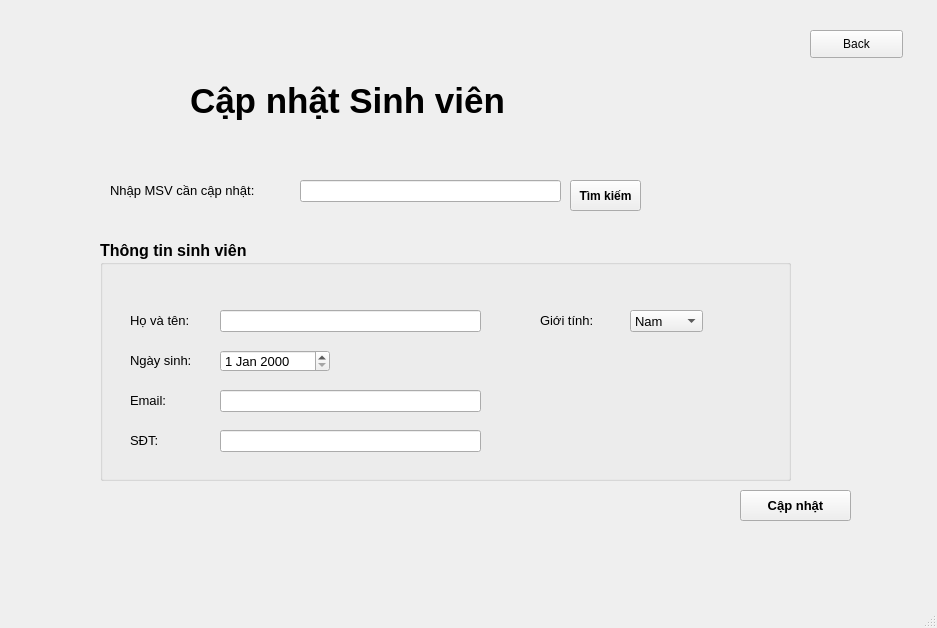
Old version of the form projectPy/CapNhatSV.ui in the repository Nhat2510/project-Python.
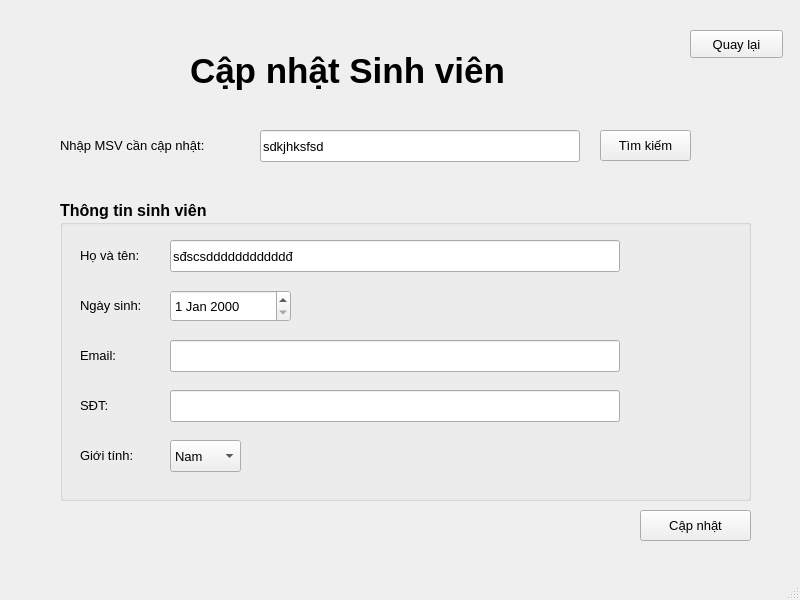
New version of the form.

What changed in the file:
```diff
--- a/projectPy/CapNhatSV.ui
+++ b/projectPy/CapNhatSV.ui
@@ -6,8 +6,8 @@
    <rect>
     <x>0</x>
     <y>0</y>
-    <width>937</width>
-    <height>628</height>
+    <width>800</width>
+    <height>600</height>
    </rect>
   </property>
   <property name="windowTitle">
@@ -17,10 +17,10 @@
    <widget class="QLabel" name="label_3">
     <property name="geometry">
      <rect>
-      <x>110</x>
-      <y>180</y>
+      <x>60</x>
+      <y>130</y>
       <width>191</width>
-      <height>21</height>
+      <height>31</height>
      </rect>
     </property>
     <property name="font">
@@ -35,8 +35,8 @@
    <widget class="QPushButton" name="btnUpdate">
     <property name="geometry">
      <rect>
-      <x>740</x>
-      <y>490</y>
+      <x>640</x>
+      <y>510</y>
       <width>111</width>
       <height>31</height>
      </rect>
@@ -44,8 +44,8 @@
     <property name="font">
      <font>
       <pointsize>10</pointsize>
-      <weight>75</weight>
-      <bold>true</bold>
+      <weight>50</weight>
+      <bold>false</bold>
      </font>
     </property>
     <property name="text">
@@ -56,7 +56,7 @@
     <property name="geometry">
      <rect>
       <x>190</x>
-      <y>70</y>
+      <y>40</y>
       <width>421</width>
       <height>61</height>
      </rect>
@@ -75,23 +75,28 @@
    <widget class="QLineEdit" name="Masv">
     <property name="geometry">
      <rect>
-      <x>300</x>
-      <y>180</y>
-      <width>261</width>
-      <height>22</height>
+      <x>260</x>
+      <y>130</y>
+      <width>320</width>
+      <height>32</height>
      </rect>
     </property>
+    <property name="font">
+     <font>
+      <pointsize>10</pointsize>
+     </font>
+    </property>
     <property name="text">
-     <string/>
+     <string>sdkjhksfsd</string>
     </property>
    </widget>
    <widget class="QGroupBox" name="groupBox">
     <property name="geometry">
      <rect>
-      <x>100</x>
-      <y>240</y>
+      <x>60</x>
+      <y>200</y>
       <width>691</width>
-      <height>241</height>
+      <height>301</height>
      </rect>
     </property>
     <property name="font">
@@ -107,10 +112,10 @@
     <widget class="QLabel" name="label_7">
      <property name="geometry">
       <rect>
-       <x>30</x>
+       <x>20</x>
        <y>190</y>
        <width>81</width>
-       <height>21</height>
+       <height>31</height>
       </rect>
      </property>
      <property name="font">
@@ -127,12 +132,19 @@
     <widget class="QLineEdit" name="SDT">
      <property name="geometry">
       <rect>
-       <x>120</x>
+       <x>110</x>
        <y>190</y>
-       <width>261</width>
-       <height>22</height>
+       <width>450</width>
+       <height>32</height>
       </rect>
      </property>
+     <property name="font">
+      <font>
+       <pointsize>10</pointsize>
+       <weight>50</weight>
+       <bold>false</bold>
+      </font>
+     </property>
      <property name="text">
       <string/>
      </property>
@@ -140,10 +152,10 @@
     <widget class="QLabel" name="label_4">
      <property name="geometry">
       <rect>
-       <x>440</x>
-       <y>70</y>
+       <x>20</x>
+       <y>240</y>
        <width>81</width>
-       <height>21</height>
+       <height>31</height>
       </rect>
      </property>
      <property name="font">
@@ -160,22 +172,39 @@
     <widget class="QLineEdit" name="name">
      <property name="geometry">
       <rect>
-       <x>120</x>
-       <y>70</y>
-       <width>261</width>
-       <height>22</height>
+       <x>110</x>
+       <y>40</y>
+       <width>450</width>
+       <height>32</height>
       </rect>
      </property>
+     <property name="font">
+      <font>
+       <pointsize>10</pointsize>
+       <weight>50</weight>
+       <bold>false</bold>
+      </font>
+     </property>
+     <property name="text">
+      <string>sđscsdddddddddddđ</string>
+     </property>
     </widget>
     <widget class="QLineEdit" name="Email">
      <property name="geometry">
       <rect>
-       <x>120</x>
-       <y>150</y>
-       <width>261</width>
-       <height>22</height>
+       <x>110</x>
+       <y>140</y>
+       <width>450</width>
+       <height>32</height>
       </rect>
      </property>
+     <property name="font">
+      <font>
+       <pointsize>10</pointsize>
+       <weight>50</weight>
+       <bold>false</bold>
+      </font>
+     </property>
      <property name="text">
       <string/>
      </property>
@@ -183,10 +212,10 @@
     <widget class="QDateEdit" name="Ngay_sinh">
      <property name="geometry">
       <rect>
-       <x>120</x>
-       <y>110</y>
-       <width>110</width>
-       <height>22</height>
+       <x>110</x>
+       <y>90</y>
+       <width>121</width>
+       <height>32</height>
       </rect>
      </property>
      <property name="font">
@@ -200,10 +229,10 @@
     <widget class="QLabel" name="label_6">
      <property name="geometry">
       <rect>
-       <x>30</x>
-       <y>150</y>
+       <x>20</x>
+       <y>140</y>
        <width>81</width>
-       <height>21</height>
+       <height>31</height>
       </rect>
      </property>
      <property name="font">
@@ -220,10 +249,10 @@
     <widget class="QLabel" name="label_2">
      <property name="geometry">
       <rect>
-       <x>30</x>
-       <y>70</y>
+       <x>20</x>
+       <y>40</y>
        <width>81</width>
-       <height>21</height>
+       <height>31</height>
       </rect>
      </property>
      <property name="font">
@@ -240,10 +269,10 @@
     <widget class="QComboBox" name="Gioi_tinh">
      <property name="geometry">
       <rect>
-       <x>530</x>
-       <y>70</y>
-       <width>73</width>
-       <height>22</height>
+       <x>110</x>
+       <y>240</y>
+       <width>71</width>
+       <height>32</height>
       </rect>
      </property>
      <property name="font">
@@ -267,10 +296,10 @@
     <widget class="QLabel" name="label_5">
      <property name="geometry">
       <rect>
-       <x>30</x>
-       <y>110</y>
+       <x>20</x>
+       <y>90</y>
        <width>81</width>
-       <height>21</height>
+       <height>31</height>
       </rect>
      </property>
      <property name="font">
@@ -288,16 +317,17 @@
    <widget class="QPushButton" name="btnsearch">
     <property name="geometry">
      <rect>
-      <x>570</x>
-      <y>180</y>
-      <width>71</width>
+      <x>600</x>
+      <y>130</y>
+      <width>91</width>
       <height>31</height>
      </rect>
     </property>
     <property name="font">
      <font>
-      <weight>75</weight>
-      <bold>true</bold>
+      <pointsize>10</pointsize>
+      <weight>50</weight>
+      <bold>false</bold>
      </font>
     </property>
     <property name="text">
@@ -307,14 +337,19 @@
    <widget class="QPushButton" name="btn_back">
     <property name="geometry">
      <rect>
-      <x>810</x>
+      <x>690</x>
       <y>30</y>
       <width>93</width>
       <height>28</height>
      </rect>
     </property>
+    <property name="font">
+     <font>
+      <pointsize>10</pointsize>
+     </font>
+    </property>
     <property name="text">
-     <string>Back</string>
+     <string>Quay lại</string>
     </property>
    </widget>
   </widget>
```
Left out of the diff: 2 changed lines with no effect on the pictures.
